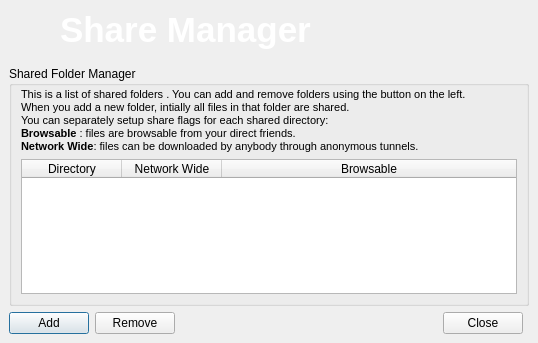
First picture: the form in retroshare-gui/src/gui/ShareManager.ui, repository RetroShare/RetroShare, before the edit.
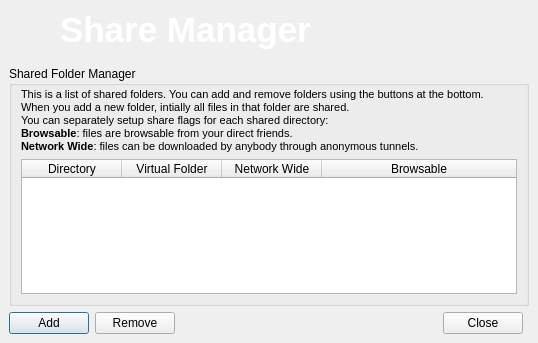
Second picture: the form after the edit. Icons and pictures are not drawn.

Commit message: Fixed umlauts (utf8) in Windows. Changed some parameters to reference pointer. Added virtual folders to the lib. Recompile needed.

The edit to the form file:
```diff
--- a/retroshare-gui/src/gui/ShareManager.ui
+++ b/retroshare-gui/src/gui/ShareManager.ui
@@ -125,10 +125,10 @@
 &lt;html&gt;&lt;head&gt;&lt;meta name=&quot;qrichtext&quot; content=&quot;1&quot; /&gt;&lt;style type=&quot;text/css&quot;&gt;
 p, li { white-space: pre-wrap; }
 &lt;/style&gt;&lt;/head&gt;&lt;body style=&quot; font-family:'MS Shell Dlg 2'; font-size:8.25pt; font-weight:400; font-style:normal;&quot;&gt;
-&lt;p style=&quot; margin-top:0px; margin-bottom:0px; margin-left:0px; margin-right:0px; -qt-block-indent:0; text-indent:0px;&quot;&gt;&lt;span style=&quot; font-size:8pt;&quot;&gt;This is a list of shared folders . You can add and remove folders using the button on the left. &lt;/span&gt;&lt;/p&gt;
+&lt;p style=&quot; margin-top:0px; margin-bottom:0px; margin-left:0px; margin-right:0px; -qt-block-indent:0; text-indent:0px;&quot;&gt;&lt;span style=&quot; font-size:8pt;&quot;&gt;This is a list of shared folders. You can add and remove folders using the buttons at the bottom.&lt;/span&gt;&lt;/p&gt;
 &lt;p style=&quot; margin-top:0px; margin-bottom:0px; margin-left:0px; margin-right:0px; -qt-block-indent:0; text-indent:0px;&quot;&gt;&lt;span style=&quot; font-size:8pt;&quot;&gt;When you add a new folder, intially all files in that folder are shared.&lt;/span&gt;&lt;/p&gt;
 &lt;p style=&quot; margin-top:0px; margin-bottom:0px; margin-left:0px; margin-right:0px; -qt-block-indent:0; text-indent:0px;&quot;&gt;&lt;span style=&quot; font-family:'Sans'; font-size:8pt;&quot;&gt;You can separately setup share flags for each shared directory:&lt;/span&gt;&lt;span style=&quot; font-size:8pt;&quot;&gt; &lt;/span&gt;&lt;/p&gt;
-&lt;p style=&quot; margin-top:0px; margin-bottom:0px; margin-left:0px; margin-right:0px; -qt-block-indent:0; text-indent:0px;&quot;&gt;&lt;span style=&quot; font-family:'Sans'; font-size:8pt; font-weight:600;&quot;&gt;Browsable &lt;/span&gt;&lt;span style=&quot; font-family:'Sans'; font-size:8pt;&quot;&gt;: files are browsable from your direct friends.&lt;/span&gt;&lt;/p&gt;
+&lt;p style=&quot; margin-top:0px; margin-bottom:0px; margin-left:0px; margin-right:0px; -qt-block-indent:0; text-indent:0px;&quot;&gt;&lt;span style=&quot; font-family:'Sans'; font-size:8pt; font-weight:600;&quot;&gt;Browsable&lt;/span&gt;&lt;span style=&quot; font-family:'Sans'; font-size:8pt;&quot;&gt;: files are browsable from your direct friends.&lt;/span&gt;&lt;/p&gt;
 &lt;p style=&quot; margin-top:0px; margin-bottom:0px; margin-left:0px; margin-right:0px; -qt-block-indent:0; text-indent:0px;&quot;&gt;&lt;span style=&quot; font-family:'Sans'; font-size:8pt; font-weight:600;&quot;&gt;Network Wide&lt;/span&gt;&lt;span style=&quot; font-family:'Sans'; font-size:8pt;&quot;&gt;: files can be downloaded by anybody through anonymous tunnels.&lt;/span&gt;&lt;/p&gt;&lt;/body&gt;&lt;/html&gt;</string>
            </property>
           </widget>
@@ -170,6 +170,11 @@
              <string>Directory</string>
             </property>
            </column>
+           <column>
+            <property name="text">
+             <string>Virtual Folder</string>
+            </property>
+           </column>
            <column>
             <property name="text">
              <string>Network Wide</string>
```
Left out of the diff: 18 changed lines with no effect on the pictures. The commit also changes 20 other files.
